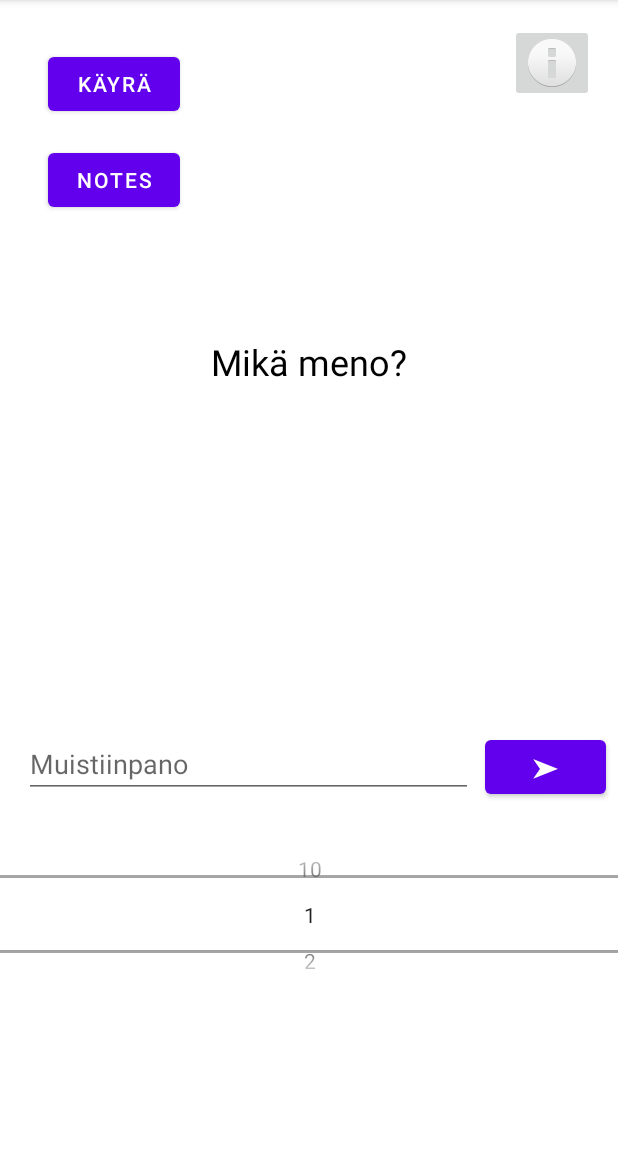
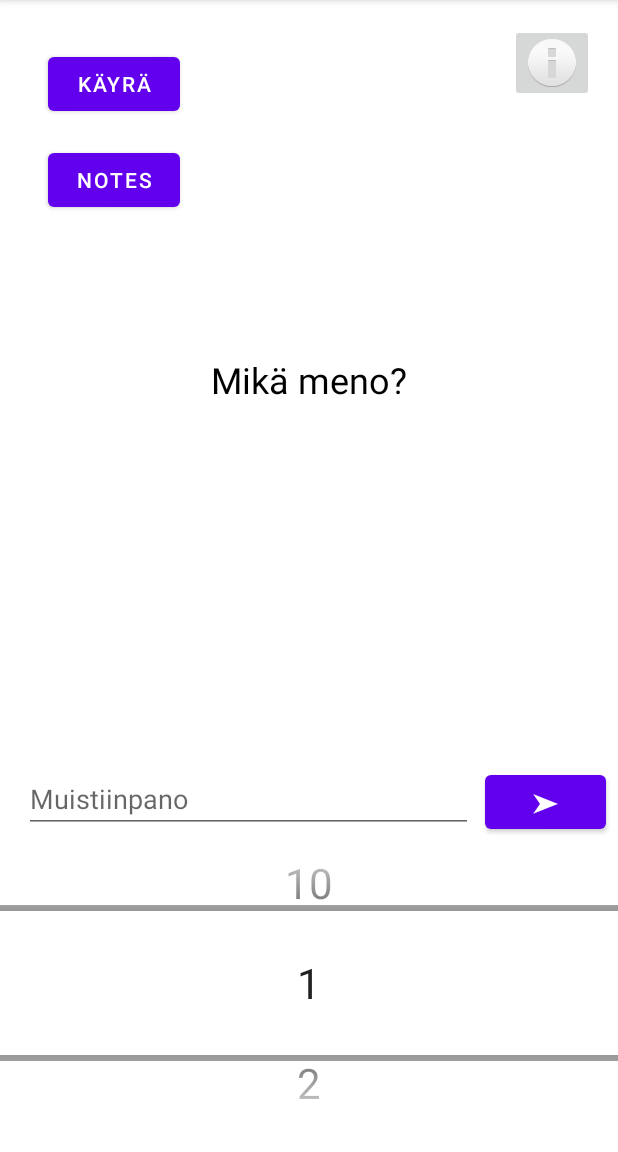
Before and after one commit to Sampob/Vitutus_kayra, an Android app: the screen it shows after launch (MainActivity), on a phone screen of 412 x 824 dp, the part 84-1236 px from its top. Run offline under Robolectric (Android 15) with nearby library versions, the phone set to English and light mode, and no system bars.

Commit message:
Iso numero valitsin

```diff
--- a/app/src/main/res/layout/activity_main.xml
+++ b/app/src/main/res/layout/activity_main.xml
@@ -8,10 +8,12 @@
 
     <NumberPicker
         android:id="@+id/numberPicker"
-        android:layout_width="431dp"
-        android:layout_height="91dp"
+        android:layout_width="match_parent"
+        android:layout_height="100dp"
         android:layout_marginTop="16dp"
-        android:layout_marginBottom="100dp"
+        android:layout_marginBottom="32dp"
+        android:scaleX="2"
+        android:scaleY="2"
         android:scrollbarSize="120dp"
         app:layout_constraintBottom_toBottomOf="parent"
         app:layout_constraintEnd_toEndOf="parent"
@@ -36,7 +38,7 @@
         android:layout_width="299dp"
         android:layout_height="43dp"
         android:layout_marginStart="16dp"
-        android:layout_marginBottom="32dp"
+        android:layout_marginBottom="50dp"
         android:autofillHints=""
         android:ems="10"
         android:hint="@string/muistiinpanoEditText"
```
